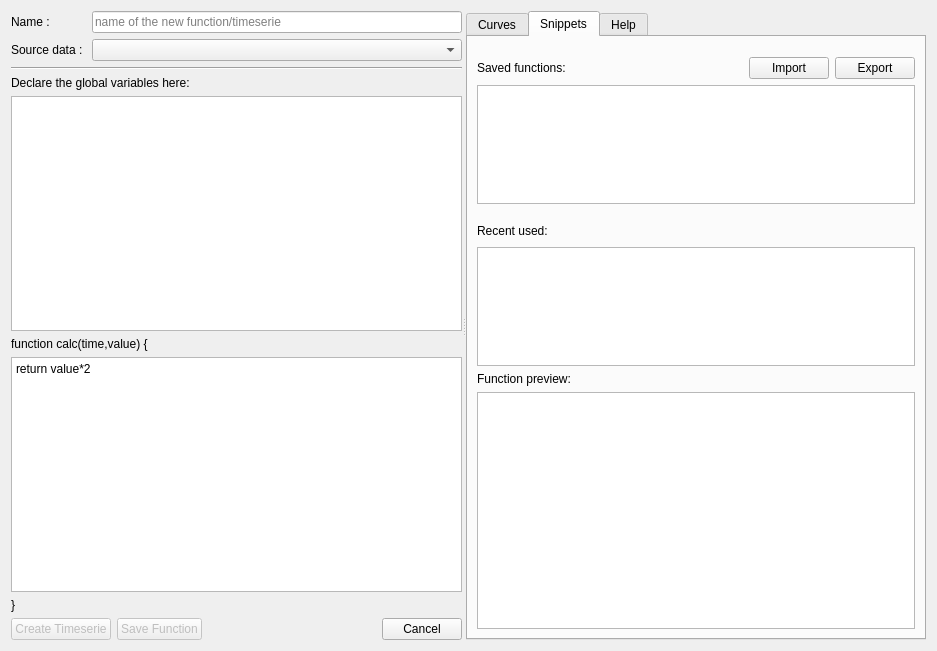
ziparker/PlotJuggler, file plotter_gui/transforms/function_editor.ui: the form before one commit.
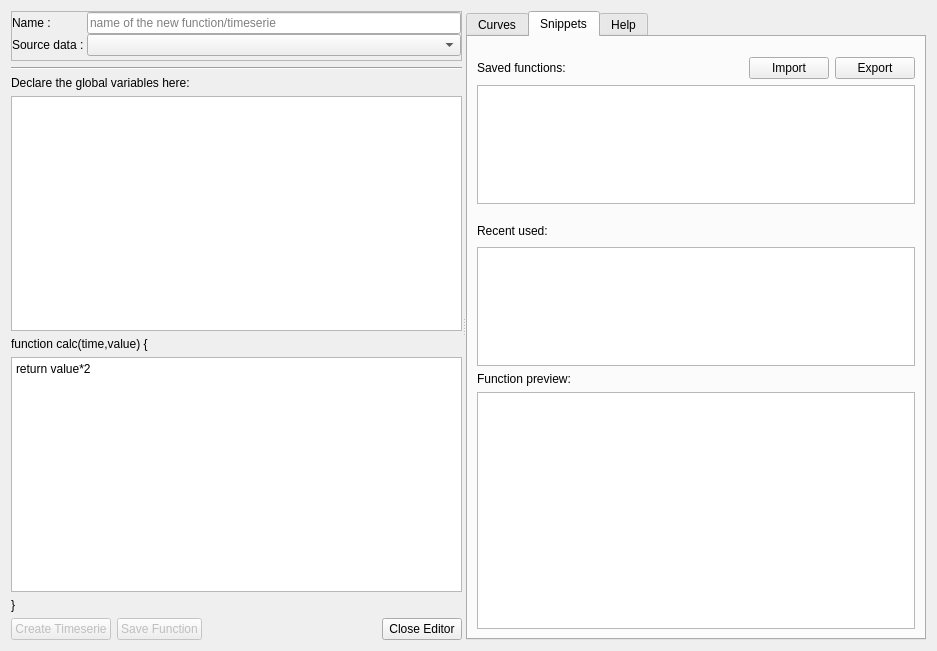
The form after the commit.

The edit to the form file:
```diff
--- a/plotter_gui/transforms/function_editor.ui
+++ b/plotter_gui/transforms/function_editor.ui
@@ -25,6 +25,36 @@
      <widget class="QWidget" name="layoutWidget">
       <layout class="QVBoxLayout" name="verticalLayout_4">
        <item>
+        <widget class="QFrame" name="timeserie_frame">
+         <property name="minimumSize">
+          <size>
+           <width>0</width>
+           <height>50</height>
+          </size>
+         </property>
+         <property name="frameShape">
+          <enum>QFrame::StyledPanel</enum>
+         </property>
+         <property name="frameShadow">
+          <enum>QFrame::Raised</enum>
+         </property>
+         <layout class="QVBoxLayout" name="verticalLayout_6">
+          <property name="spacing">
+           <number>0</number>
+          </property>
+          <property name="leftMargin">
+           <number>0</number>
+          </property>
+          <property name="topMargin">
+           <number>0</number>
+          </property>
+          <property name="rightMargin">
+           <number>0</number>
+          </property>
+          <property name="bottomMargin">
+           <number>0</number>
+          </property>
+          <item>
         <layout class="QFormLayout" name="formLayout">
          <item row="0" column="0">
           <widget class="QLabel" name="label_3">
@@ -65,6 +95,9 @@
          </item>
         </layout>
        </item>
+         </layout>
+        </widget>
+       </item>
        <item>
         <widget class="Line" name="line">
          <property name="orientation">
@@ -163,7 +196,7 @@
             <enum>Qt::NoFocus</enum>
            </property>
            <property name="text">
-            <string>Cancel</string>
+            <string>Close Editor</string>
            </property>
            <property name="autoDefault">
             <bool>true</bool>
```
Left out of the diff: 6 changed lines with no effect on the pictures. Lines whose indentation alone changed are shown as unchanged.
